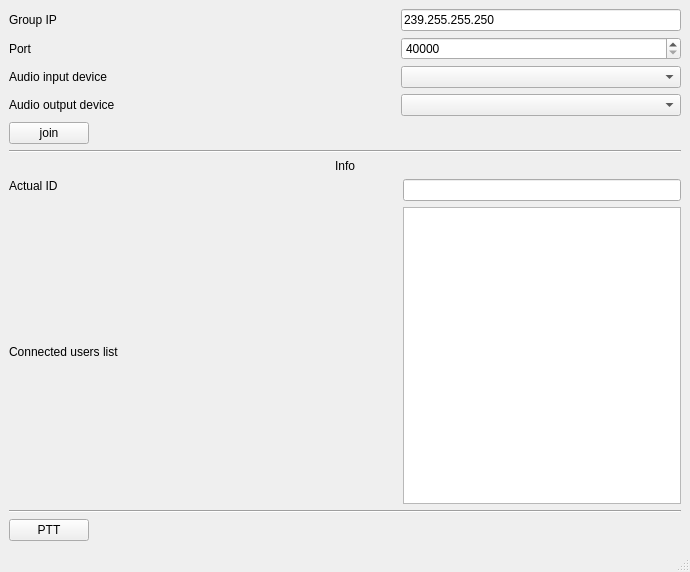
This is audio_multicast/mainwindow.ui in fquad/AudioMulticast as Qt 5 draws it before an edit. The edited form follows.
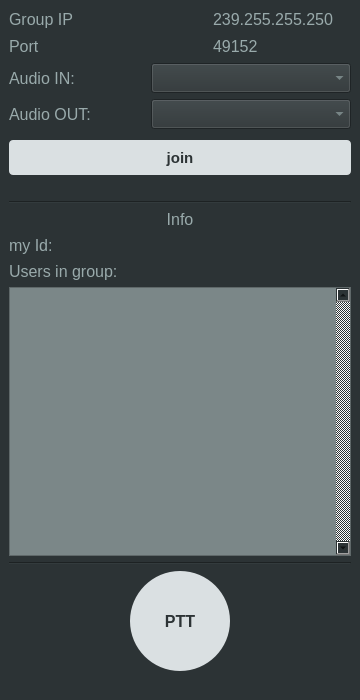
This is the edited form.

The edit to the form file:
```diff
--- a/audio_multicast/mainwindow.ui
+++ b/audio_multicast/mainwindow.ui
@@ -6,18 +6,27 @@
    <rect>
     <x>0</x>
     <y>0</y>
-    <width>690</width>
-    <height>572</height>
+    <width>360</width>
+    <height>700</height>
    </rect>
   </property>
   <property name="minimumSize">
    <size>
-    <width>690</width>
-    <height>240</height>
+    <width>360</width>
+    <height>700</height>
+   </size>
+  </property>
+  <property name="maximumSize">
+   <size>
+    <width>363</width>
+    <height>700</height>
    </size>
   </property>
   <property name="windowTitle">
-   <string>MainWindow</string>
+   <string>Audio Multicast</string>
+  </property>
+  <property name="styleSheet">
+   <string notr="true">background-color:rgb(44, 51, 53)</string>
   </property>
   <widget class="QWidget" name="centralwidget">
    <property name="sizePolicy">
@@ -28,116 +37,262 @@
    </property>
    <layout class="QVBoxLayout" name="verticalLayout_2">
     <item>
-     <layout class="QVBoxLayout" name="input_layout">
+     <layout class="QHBoxLayout" name="horizontal_layout_3">
       <item>
-       <layout class="QHBoxLayout" name="input_layout_sub_1">
+       <layout class="QVBoxLayout" name="vertica_layout_4">
         <item>
-         <layout class="QVBoxLayout" name="input_layout_sub_1_1">
-          <item>
-           <widget class="QLabel" name="label_IP">
-            <property name="text">
-             <string>Group IP</string>
-            </property>
-           </widget>
-          </item>
-          <item>
-           <widget class="QLabel" name="label_port">
-            <property name="text">
-             <string>Port</string>
-            </property>
-           </widget>
-          </item>
-          <item>
-           <widget class="QLabel" name="label_input_device">
-            <property name="text">
-             <string>Audio input device</string>
-            </property>
-           </widget>
-          </item>
-          <item>
-           <widget class="QLabel" name="label_output_device">
-            <property name="text">
-             <string>Audio output device</string>
-            </property>
-           </widget>
-          </item>
-         </layout>
+         <widget class="QLabel" name="label_2">
+          <property name="font">
+           <font>
+            <pointsize>12</pointsize>
+           </font>
+          </property>
+          <property name="styleSheet">
+           <string notr="true">color: rgb(153, 170, 171);</string>
+          </property>
+          <property name="text">
+           <string>Group IP</string>
+          </property>
+         </widget>
         </item>
         <item>
-         <spacer name="horizontal_spacer_1">
-          <property name="orientation">
-           <enum>Qt::Horizontal</enum>
+         <widget class="QLabel" name="label">
+          <property name="font">
+           <font>
+            <pointsize>12</pointsize>
+           </font>
           </property>
-          <property name="sizeHint" stdset="0">
-           <size>
-            <width>40</width>
-            <height>20</height>
-           </size>
+          <property name="styleSheet">
+           <string notr="true">color: rgb(153, 170, 171);</string>
           </property>
-         </spacer>
+          <property name="text">
+           <string>Port</string>
+          </property>
+         </widget>
         </item>
+       </layout>
+      </item>
+      <item>
+       <spacer name="horizontal_spacer_1">
+        <property name="orientation">
+         <enum>Qt::Horizontal</enum>
+        </property>
+        <property name="sizeHint" stdset="0">
+         <size>
+          <width>40</width>
+          <height>20</height>
+         </size>
+        </property>
+       </spacer>
+      </item>
+      <item>
+       <layout class="QVBoxLayout" name="vertical_layout_3">
         <item>
-         <layout class="QVBoxLayout" name="input_layout_sub_1_2">
-          <item>
-           <widget class="QLineEdit" name="gui_IP">
-            <property name="text">
-             <string>239.255.255.250</string>
-            </property>
-           </widget>
-          </item>
-          <item>
-           <widget class="QSpinBox" name="gui_port">
-            <property name="minimum">
-             <number>40000</number>
-            </property>
-            <property name="maximum">
-             <number>50000</number>
-            </property>
-           </widget>
-          </item>
-          <item>
-           <widget class="QComboBox" name="gui_audio_input_box"/>
-          </item>
-          <item>
-           <widget class="QComboBox" name="gui_audio_output_box"/>
-          </item>
-         </layout>
+         <widget class="QLineEdit" name="gui_IP">
+          <property name="font">
+           <font>
+            <pointsize>12</pointsize>
+           </font>
+          </property>
+          <property name="styleSheet">
+           <string notr="true">color: rgb(153, 170, 171);
+border:none;
+</string>
+          </property>
+          <property name="text">
+           <string>239.255.255.250</string>
+          </property>
+         </widget>
         </item>
+        <item>
+         <widget class="QSpinBox" name="gui_port">
+          <property name="font">
+           <font>
+            <pointsize>12</pointsize>
+            <weight>50</weight>
+            <bold>false</bold>
+           </font>
+          </property>
+          <property name="styleSheet">
+           <string notr="true">color: rgb(153, 170, 171);
+border: none;</string>
+          </property>
+          <property name="frame">
+           <bool>true</bool>
+          </property>
+          <property name="buttonSymbols">
+           <enum>QAbstractSpinBox::NoButtons</enum>
+          </property>
+          <property name="minimum">
+           <number>49152</number>
+          </property>
+          <property name="maximum">
+           <number>65535</number>
+          </property>
+         </widget>
+        </item>
        </layout>
       </item>
      </layout>
     </item>
     <item>
-     <layout class="QHBoxLayout" name="input_layout_sub_2">
+     <layout class="QHBoxLayout" name="Audio_settings_layout">
+      <property name="sizeConstraint">
+       <enum>QLayout::SetNoConstraint</enum>
+      </property>
+      <item>
+       <widget class="QLabel" name="audio_input_label">
+        <property name="font">
+         <font>
+          <pointsize>12</pointsize>
+         </font>
+        </property>
+        <property name="layoutDirection">
+         <enum>Qt::LeftToRight</enum>
+        </property>
+        <property name="styleSheet">
+         <string notr="true">color: rgb(153, 170, 171);</string>
+        </property>
+        <property name="text">
+         <string>Audio IN:</string>
+        </property>
+        <property name="alignment">
+         <set>Qt::AlignLeading|Qt::AlignLeft|Qt::AlignVCenter</set>
+        </property>
+       </widget>
+      </item>
+      <item>
+       <widget class="QComboBox" name="gui_audio_output_box">
+        <property name="minimumSize">
+         <size>
+          <width>200</width>
+          <height>30</height>
+         </size>
+        </property>
+        <property name="maximumSize">
+         <size>
+          <width>200</width>
+          <height>16777215</height>
+         </size>
+        </property>
+        <property name="font">
+         <font>
+          <pointsize>11</pointsize>
+         </font>
+        </property>
+        <property name="styleSheet">
+         <string notr="true">color: rgb(153, 170, 171);
+</string>
+        </property>
+       </widget>
+      </item>
+     </layout>
+    </item>
+    <item>
+     <layout class="QHBoxLayout" name="Audio_settings_output">
+      <item>
+       <widget class="QLabel" name="audio_output_label">
+        <property name="font">
+         <font>
+          <pointsize>12</pointsize>
+         </font>
+        </property>
+        <property name="styleSheet">
+         <string notr="true">color: rgb(153, 170, 171);</string>
+        </property>
+        <property name="text">
+         <string>Audio OUT:</string>
+        </property>
+        <property name="alignment">
+         <set>Qt::AlignLeading|Qt::AlignLeft|Qt::AlignVCenter</set>
+        </property>
+       </widget>
+      </item>
+      <item>
+       <widget class="QComboBox" name="gui_audio_input_box">
+        <property name="minimumSize">
+         <size>
+          <width>200</width>
+          <height>30</height>
+         </size>
+        </property>
+        <property name="maximumSize">
+         <size>
+          <width>200</width>
+          <height>16777215</height>
+         </size>
+        </property>
+        <property name="font">
+         <font>
+          <pointsize>11</pointsize>
+         </font>
+        </property>
+        <property name="styleSheet">
+         <string notr="true">color: rgb(153, 170, 171);</string>
+        </property>
+       </widget>
+      </item>
+     </layout>
+    </item>
+    <item>
+     <spacer name="verticalSpacer">
+      <property name="orientation">
+       <enum>Qt::Vertical</enum>
+      </property>
+      <property name="sizeType">
+       <enum>QSizePolicy::Fixed</enum>
+      </property>
+      <property name="sizeHint" stdset="0">
+       <size>
+        <width>20</width>
+        <height>5</height>
+       </size>
+      </property>
+     </spacer>
+    </item>
+    <item>
+     <layout class="QHBoxLayout" name="horizontalLayout_3">
       <item>
        <widget class="QPushButton" name="gui_join">
+        <property name="minimumSize">
+         <size>
+          <width>0</width>
+          <height>35</height>
+         </size>
+        </property>
+        <property name="maximumSize">
+         <size>
+          <width>10000</width>
+          <height>35</height>
+         </size>
+        </property>
+        <property name="font">
+         <font>
+          <pointsize>11</pointsize>
+          <weight>75</weight>
+          <bold>true</bold>
+         </font>
+        </property>
+        <property name="styleSheet">
+         <string notr="true">color: rgb(44, 51, 53);
+background-color: rgb(218, 224, 226);
+border-style: outset;
+border-radius: 4px;</string>
+        </property>
         <property name="text">
          <string>join</string>
         </property>
        </widget>
       </item>
-      <item>
-       <widget class="QLabel" name="gui_in_group_indicator">
-        <property name="text">
-         <string/>
-        </property>
-       </widget>
-      </item>
-      <item>
-       <spacer name="horizontalSpacer_2">
-        <property name="orientation">
-         <enum>Qt::Horizontal</enum>
-        </property>
-        <property name="sizeHint" stdset="0">
-         <size>
-          <width>40</width>
-          <height>20</height>
-         </size>
-        </property>
-       </spacer>
-      </item>
      </layout>
     </item>
+    <item>
+     <widget class="QLabel" name="gui_in_group_indicator">
+      <property name="text">
+       <string/>
+      </property>
+     </widget>
+    </item>
     <item>
      <widget class="Line" name="line_1">
       <property name="orientation">
@@ -147,6 +302,14 @@
     </item>
     <item>
      <widget class="QLabel" name="label_info">
+      <property name="font">
+       <font>
+        <pointsize>12</pointsize>
+       </font>
+      </property>
+      <property name="styleSheet">
+       <string notr="true">color: rgb(153, 170, 171);</string>
+      </property>
       <property name="text">
        <string>Info</string>
       </property>
@@ -161,59 +324,27 @@
        <enum>QLayout::SetDefaultConstraint</enum>
       </property>
       <item>
-       <layout class="QVBoxLayout" name="vertical_layout_1">
-        <item>
-         <widget class="QLabel" name="label_ID">
-          <property name="autoFillBackground">
-           <bool>false</bool>
-          </property>
-          <property name="text">
-           <string>Actual ID      </string>
-          </property>
-          <property name="alignment">
-           <set>Qt::AlignLeading|Qt::AlignLeft|Qt::AlignTop</set>
-          </property>
-         </widget>
-        </item>
-        <item>
-         <spacer name="vertical_spacer_1">
-          <property name="orientation">
-           <enum>Qt::Vertical</enum>
-          </property>
-          <property name="sizeHint" stdset="0">
-           <size>
-            <width>20</width>
-            <height>40</height>
-           </size>
-          </property>
-         </spacer>
-        </item>
-        <item>
-         <widget class="QLabel" name="label_connected_users_list">
-          <property name="text">
-           <string>Connected users list</string>
-          </property>
-         </widget>
-        </item>
-        <item>
-         <spacer name="vertical_spacer_2">
-          <property name="orientation">
-           <enum>Qt::Vertical</enum>
-          </property>
-          <property name="sizeHint" stdset="0">
-           <size>
-            <width>20</width>
-            <height>40</height>
-           </size>
-          </property>
-         </spacer>
-        </item>
-       </layout>
+       <layout class="QVBoxLayout" name="vertical_layout_1"/>
       </item>
       <item>
        <layout class="QVBoxLayout" name="verticalLayout_5">
         <item>
          <layout class="QHBoxLayout" name="horizontal_layout_4">
+          <item>
+           <widget class="QLabel" name="label_ID">
+            <property name="font">
+             <font>
+              <pointsize>12</pointsize>
+             </font>
+            </property>
+            <property name="styleSheet">
+             <string notr="true">color: rgb(153, 170, 171);</string>
+            </property>
+            <property name="text">
+             <string>my Id:</string>
+            </property>
+           </widget>
+          </item>
           <item>
            <spacer name="horizontal_spacer_3">
             <property name="orientation">
@@ -228,28 +359,37 @@
            </spacer>
           </item>
           <item>
-           <widget class="QLineEdit" name="gui_ID"/>
+           <widget class="QLineEdit" name="gui_ID">
+            <property name="font">
+             <font>
+              <pointsize>12</pointsize>
+             </font>
+            </property>
+            <property name="styleSheet">
+             <string notr="true">color: rgb(153, 170, 171);
+border: none;</string>
+            </property>
+           </widget>
           </item>
          </layout>
         </item>
+        <item>
+         <widget class="QLabel" name="label_4">
+          <property name="font">
+           <font>
+            <pointsize>12</pointsize>
+           </font>
+          </property>
+          <property name="styleSheet">
+           <string notr="true">color: rgb(153, 170, 171);</string>
+          </property>
+          <property name="text">
+           <string>Users in group:</string>
+          </property>
+         </widget>
+        </item>
         <item>
          <layout class="QHBoxLayout" name="horizontalLayout_2">
-          <item>
-           <spacer name="horizontalSpacer">
-            <property name="orientation">
-             <enum>Qt::Horizontal</enum>
-            </property>
-            <property name="sizeType">
-             <enum>QSizePolicy::MinimumExpanding</enum>
-            </property>
-            <property name="sizeHint" stdset="0">
-             <size>
-              <width>20</width>
-              <height>20</height>
-             </size>
-            </property>
-           </spacer>
-          </item>
           <item>
            <widget class="QListWidget" name="gui_connected_user">
             <property name="minimumSize">
@@ -258,6 +398,48 @@
               <height>0</height>
              </size>
             </property>
+            <property name="font">
+             <font>
+              <pointsize>16</pointsize>
+             </font>
+            </property>
+            <property name="styleSheet">
+             <string notr="true">background-color: rgb(123, 135, 136);
+color: rgb(0,0,0);</string>
+            </property>
+            <property name="lineWidth">
+             <number>0</number>
+            </property>
+            <property name="verticalScrollBarPolicy">
+             <enum>Qt::ScrollBarAlwaysOn</enum>
+            </property>
+            <property name="horizontalScrollBarPolicy">
+             <enum>Qt::ScrollBarAlwaysOff</enum>
+            </property>
+            <property name="sizeAdjustPolicy">
+             <enum>QAbstractScrollArea::AdjustToContentsOnFirstShow</enum>
+            </property>
+            <property name="autoScroll">
+             <bool>true</bool>
+            </property>
+            <property name="showDropIndicator" stdset="0">
+             <bool>false</bool>
+            </property>
+            <property name="dragEnabled">
+             <bool>false</bool>
+            </property>
+            <property name="dragDropMode">
+             <enum>QAbstractItemView::DragOnly</enum>
+            </property>
+            <property name="defaultDropAction">
+             <enum>Qt::MoveAction</enum>
+            </property>
+            <property name="selectionMode">
+             <enum>QAbstractItemView::NoSelection</enum>
+            </property>
+            <property name="movement">
+             <enum>QListView::Free</enum>
+            </property>
            </widget>
           </item>
          </layout>
@@ -277,11 +459,40 @@
      <layout class="QHBoxLayout" name="PTT_layout">
       <item>
        <widget class="QPushButton" name="gui_PTT">
+        <property name="minimumSize">
+         <size>
+          <width>100</width>
+          <height>100</height>
+         </size>
+        </property>
+        <property name="maximumSize">
+         <size>
+          <width>100</width>
+          <height>100</height>
+         </size>
+        </property>
+        <property name="font">
+         <font>
+          <pointsize>12</pointsize>
+          <weight>75</weight>
+          <bold>true</bold>
+         </font>
+        </property>
+        <property name="styleSheet">
+         <string notr="true">border-radius: 50px;
+border-style: outset;
+background-color: rgb(218, 224, 226);
+color: rgb(44, 51, 53);</string>
+        </property>
         <property name="text">
          <string>PTT</string>
         </property>
        </widget>
       </item>
+     </layout>
+    </item>
+    <item>
+     <layout class="QHBoxLayout" name="horizontalLayout">
       <item>
        <widget class="QLabel" name="gui_sending_indicator">
         <property name="styleSheet">
@@ -292,34 +503,10 @@
         </property>
        </widget>
       </item>
-      <item>
-       <spacer name="horizontal_spacer_4">
-        <property name="orientation">
-         <enum>Qt::Horizontal</enum>
-        </property>
-        <property name="sizeHint" stdset="0">
-         <size>
-          <width>40</width>
-          <height>20</height>
-         </size>
-        </property>
-       </spacer>
-      </item>
      </layout>
     </item>
    </layout>
   </widget>
-  <widget class="QMenuBar" name="menubar">
-   <property name="geometry">
-    <rect>
-     <x>0</x>
-     <y>0</y>
-     <width>690</width>
-     <height>22</height>
-    </rect>
-   </property>
-  </widget>
-  <widget class="QStatusBar" name="statusbar"/>
  </widget>
  <resources/>
  <connections/>
```
Left out of the diff: 4 changed lines with no effect on the pictures.
